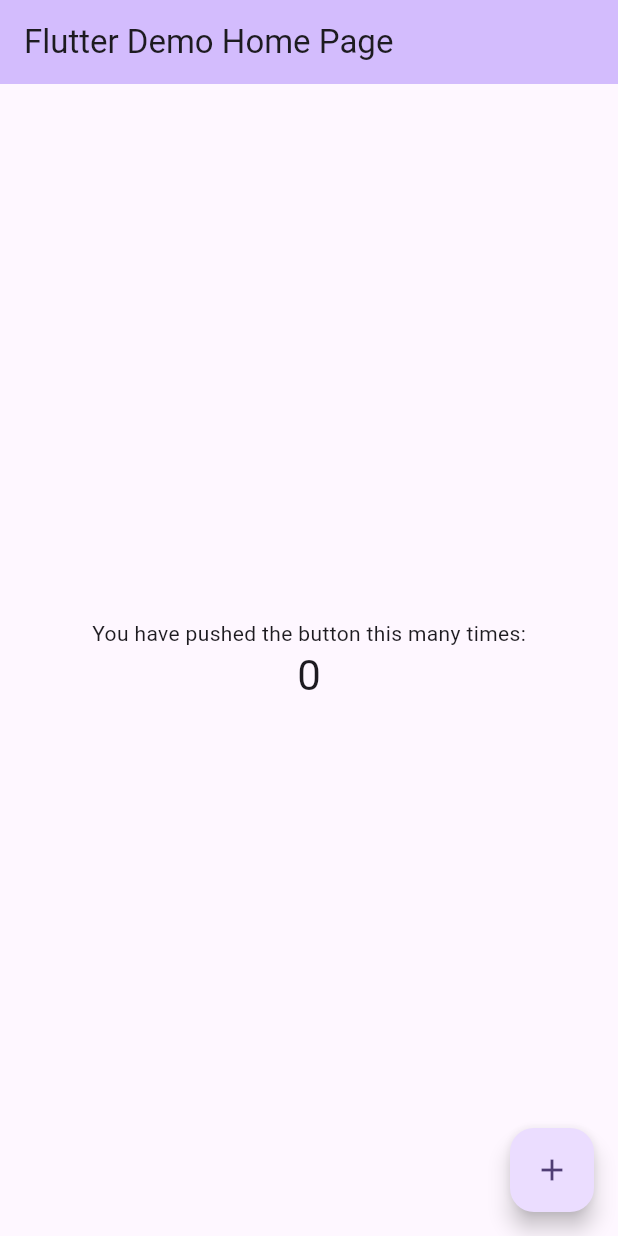
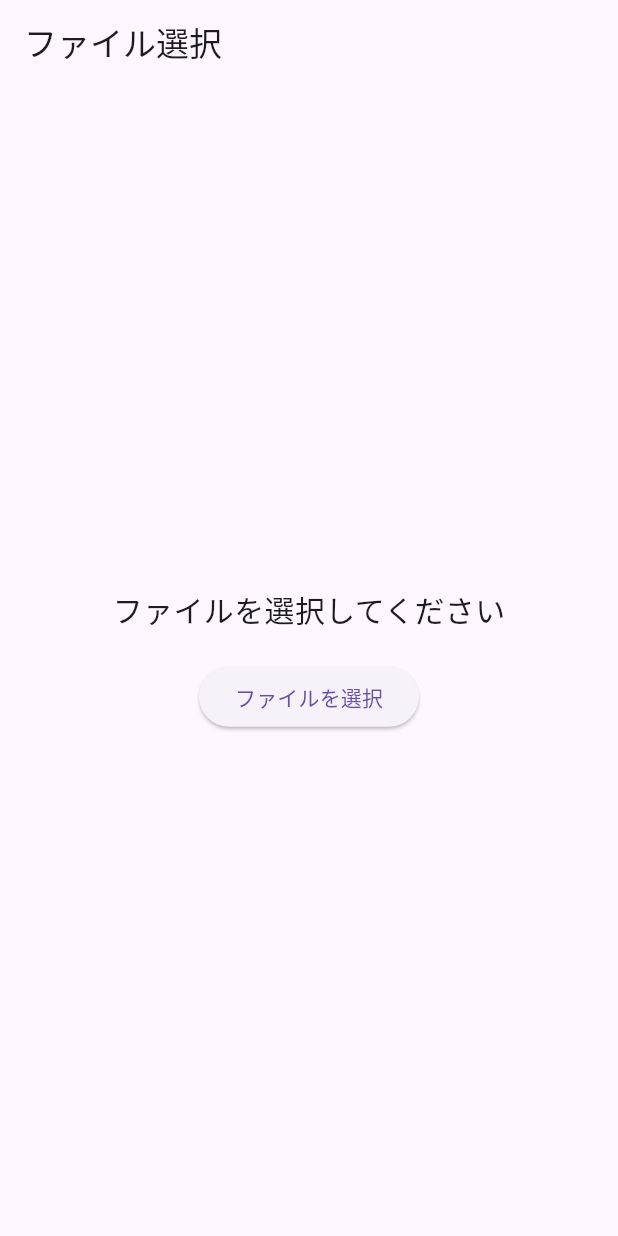
Before and after one commit to harmon323/SciNote, a Flutter app: the screen it shows after launch, on a phone screen of 412 x 824 dp. Run offline on Flutter 3.47's test engine with Material 3 defaults, Android fonts, the phone set to English and light mode, and no system bars; our stand-ins replace file_picker.

Commit message:
ファイル選択画面

```diff
--- /dev/null
+++ b/scinote/lib/features/handwriting/presentation/pages/file_picker_page.dart
@@ -0,0 +1,56 @@
+// lib/features/handwriting/presentation/pages/file_picker_page.dart
+
+import 'package:flutter/material.dart';
+import 'package:file_picker/file_picker.dart';
+
+class FilePickerPage extends StatefulWidget {
+  @override
+  _FilePickerPageState createState() => _FilePickerPageState();
+}
+
+class _FilePickerPageState extends State<FilePickerPage> {
+  String? _fileName;
+
+  // ファイル選択メソッド
+  void _pickFile() async {
+    FilePickerResult? result = await FilePicker.platform.pickFiles();
+
+    if (result != null) {
+      setState(() {
+        _fileName = result.files.single.name; // 選択されたファイル名
+      });
+    } else {
+      // ユーザーがファイルを選択しなかった場合
+      setState(() {
+        _fileName = null;
+      });
+    }
+  }
+
+  @override
+  Widget build(BuildContext context) {
+    return Scaffold(
+      appBar: AppBar(
+        title: Text('ファイル選択'),
+      ),
+      body: Center(
+        child: Column(
+          mainAxisAlignment: MainAxisAlignment.center,
+          children: [
+            // ファイル名の表示
+            Text(
+              _fileName ?? 'ファイルを選択してください',
+              style: TextStyle(fontSize: 20),
+            ),
+            SizedBox(height: 20),
+            // ファイル選択ボタン
+            ElevatedButton(
+              onPressed: _pickFile,
+              child: Text('ファイルを選択'),
+            ),
+          ],
+        ),
+      ),
+    );
+  }
+}
--- a/scinote/lib/main.dart
+++ b/scinote/lib/main.dart
@@ -1,4 +1,5 @@
 import 'package:flutter/material.dart';
+import 'features/handwriting/presentation/pages/file_picker_page.dart';
 
 void main() {
   runApp(const MyApp());
@@ -11,7 +12,7 @@
   @override
   Widget build(BuildContext context) {
     return MaterialApp(
-      title: 'Flutter Demo',
+      title: 'SciNote',
       theme: ThemeData(
         // This is the theme of your application.
         //
@@ -28,10 +29,13 @@
         //
         // This works for code too, not just values: Most code changes can be
         // tested with just a hot reload.
-        colorScheme: ColorScheme.fromSeed(seedColor: Colors.deepPurple),
-        useMaterial3: true,
+        primarySwatch: Colors.blue,
+        // Del Start
+        //colorScheme: ColorScheme.fromSeed(seedColor: Colors.deepPurple),
+        //useMaterial3: true,
+        // Del End
       ),
-      home: const MyHomePage(title: 'Flutter Demo Home Page'),
+      home: FilePickerPage(), // ファイル選択画面を最初に表示
     );
   }
 }
--- a/scinote/pubspec.yaml
+++ b/scinote/pubspec.yaml
@@ -30,6 +30,8 @@ environment:
 dependencies:
   flutter:
     sdk: flutter
+  file_picker: ^5.0.1
+  path_provider: ^2.0.11
 
   # The following adds the Cupertino Icons font to your application.
   # Use with the CupertinoIcons class for iOS style icons.
```
Also changed, not shown: scinote/lib/features/calculation/calculation_module.dart (added), scinote/lib/features/handwriting/handwriting_module.dart (added), scinote/lib/features/ocr/ocr_module.dart (added), スクリーンショット 2025-01-08 22.50.02.png (added), 各フォルダの役割.png (deleted), 10 other files.
